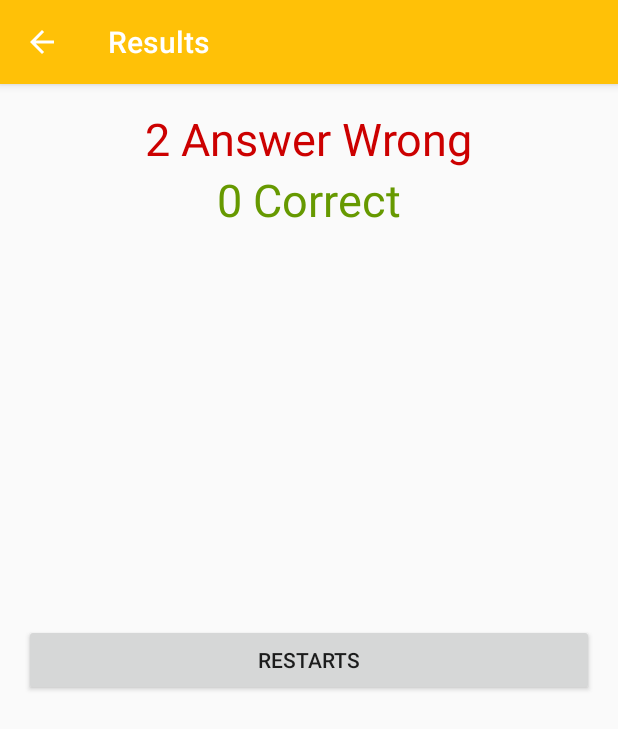
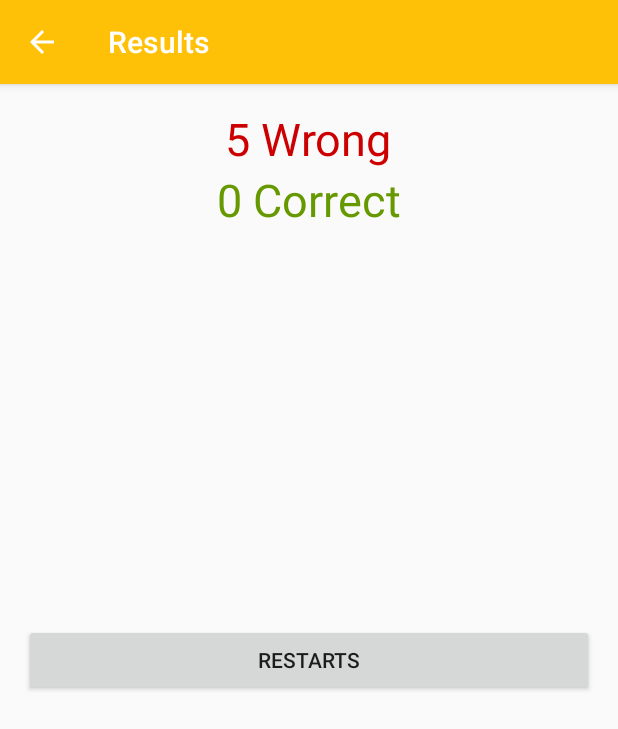
Before and after one commit to mangoliprasanna/QuizApp, an Android app: the ResultActivity screen opened directly, with no data from a screen before it, on a phone screen of 412 x 824 dp. Shown: the top 729 px of the screen. Run offline under Robolectric (Android 15) with nearby library versions, the phone set to English and light mode, and no system bars; 2 statements that could not run were skipped.

Commit message:
Result Activity Bug

```diff
--- a/app/src/main/java/com/example/mango/quizapp/ResultActivity.java
+++ b/app/src/main/java/com/example/mango/quizapp/ResultActivity.java
@@ -21,7 +21,7 @@ public class ResultActivity extends AppCompatActivity {
 
         TextView correct = (TextView) findViewById(R.id.correct);
         TextView wrong = (TextView) findViewById(R.id.wrong);
-        correct.setText((4 - i) + " Wrong");
+        wrong.setText((5 - i) + " Wrong");
         correct.setText(i + " Correct");
     }
 
```
